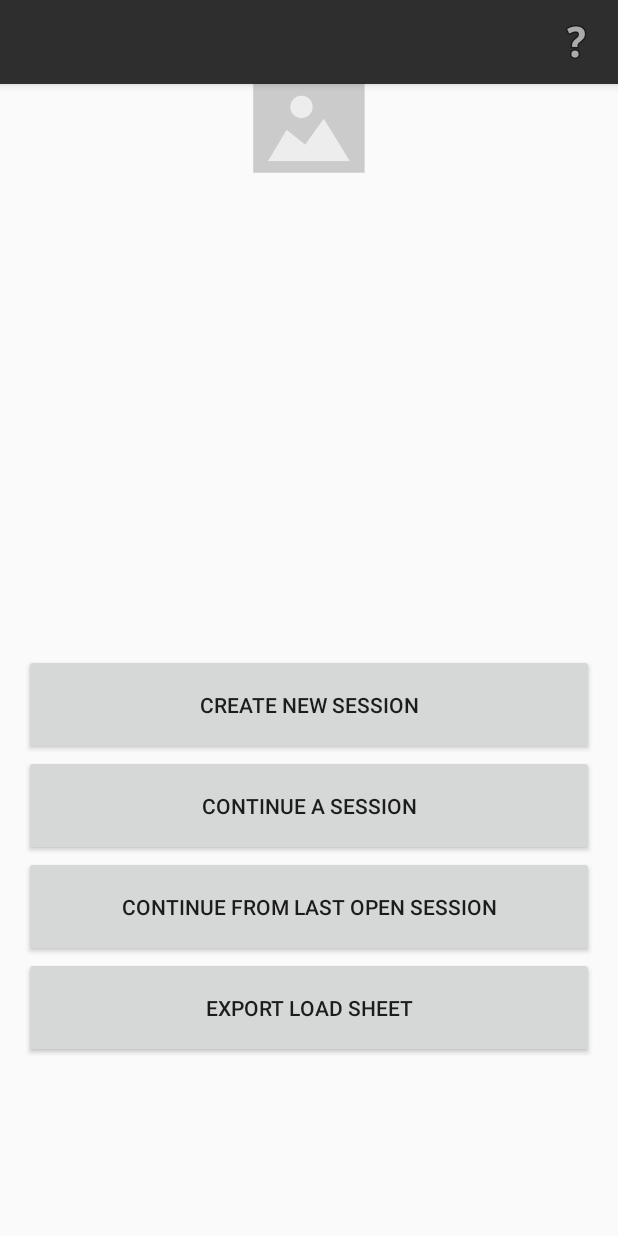
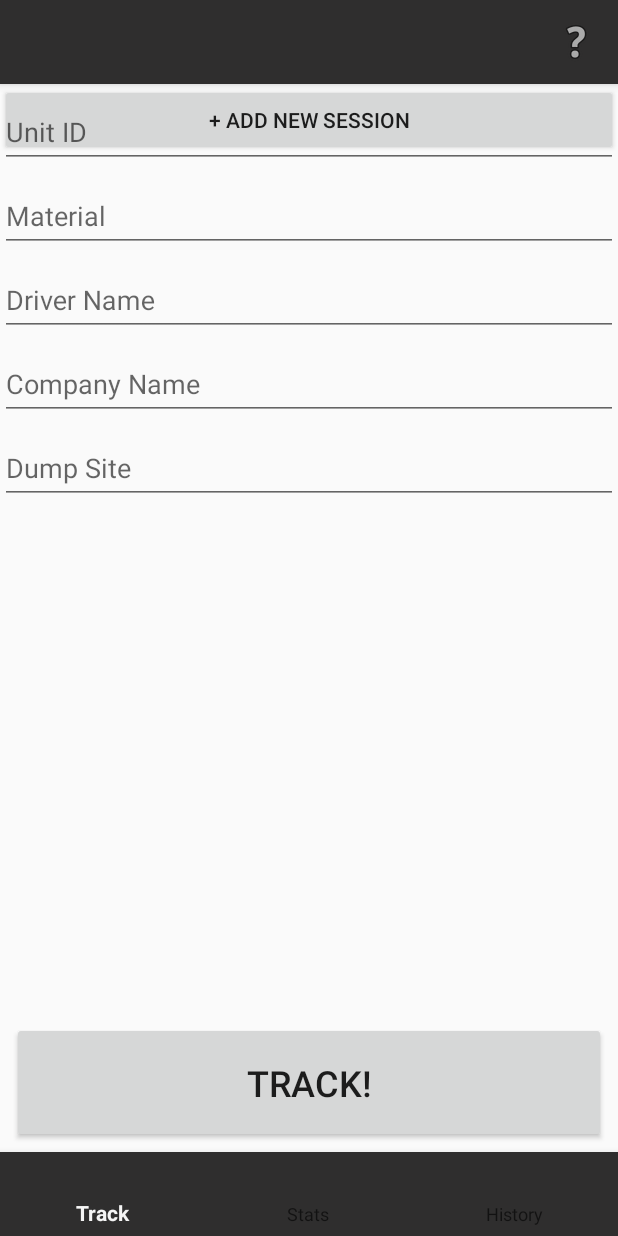
Before and after one commit to nabramyk/LoadTracker-android, an Android app: the screen it shows after launch (MainActivity), on a phone screen of 412 x 824 dp. Run offline under Robolectric (Android 15) with nearby library versions, the phone set to English and light mode, and no system bars; our stand-ins replace Room's generated code.

Commit message:
Consolidating a bunch of functionality into the main activity.

```diff
--- a/app/build.gradle
+++ b/app/build.gradle
@@ -59,6 +59,7 @@ android {
 }
 
 dependencies {
+    implementation 'androidx.legacy:legacy-support-v4:1.0.0'
     def room_version = "2.5.2"
 
     implementation "androidx.room:room-runtime:$room_version"
@@ -76,6 +77,7 @@ dependencies {
     implementation 'androidx.lifecycle:lifecycle-viewmodel-ktx:2.6.2'
     implementation 'androidx.activity:activity-ktx:1.7.2'
     implementation 'androidx.fragment:fragment-ktx:1.6.1'
+    implementation 'androidx.lifecycle:lifecycle-livedata-ktx:2.4.0'
     implementation 'com.google.android.material:material:1.9.0'
 
     implementation 'org.jetbrains.kotlinx:kotlinx-coroutines-core:1.6.1'
--- a/app/src/main/java/com/example/nathan/loadtracker/core/database/dao/JobSessionDao.kt
+++ b/app/src/main/java/com/example/nathan/loadtracker/core/database/dao/JobSessionDao.kt
@@ -14,6 +14,7 @@ interface JobSessionDao {
     @Insert
     suspend fun add(jobSession: JobSession): Long
 
+    @Transaction
     @Query("SELECT * FROM jobsession WHERE id=:jobSessionId")
     suspend fun getJobSessionById(jobSessionId: Long): JobSessionWithLoads
 
--- a/app/src/main/java/com/example/nathan/loadtracker/ui/activities/MainActivity.kt
+++ b/app/src/main/java/com/example/nathan/loadtracker/ui/activities/MainActivity.kt
@@ -8,27 +8,36 @@ import android.text.Editable
 import android.text.TextUtils
 import android.text.TextWatcher
 import android.view.Menu
+import androidx.activity.viewModels
+import androidx.fragment.app.Fragment
+import androidx.fragment.app.FragmentManager
+import androidx.fragment.app.FragmentStatePagerAdapter
 import androidx.lifecycle.Lifecycle
-import androidx.lifecycle.ViewModelProvider
 import androidx.lifecycle.lifecycleScope
 import androidx.lifecycle.repeatOnLifecycle
+import androidx.viewpager.widget.PagerAdapter
+import androidx.viewpager.widget.ViewPager
 import com.example.nathan.loadtracker.R
 import com.example.nathan.loadtracker.databinding.ActivityMainBinding
 import com.example.nathan.loadtracker.databinding.CreateSessionDialogBinding
 import com.example.nathan.loadtracker.ui.viewmodels.MainViewModel
-import com.example.nathan.loadtracker.ui.viewmodels.TrackingViewModel
 import kotlinx.coroutines.launch
 
 class MainActivity : AppCompatActivity() {
 
     private lateinit var binding: ActivityMainBinding
-    private val viewModel: MainViewModel by lazy {
-        ViewModelProvider(this, MainViewModel.Factory(application))[MainViewModel::class.java]
-    }
+    private lateinit var vAdapter : TrackingPagerAdapter
+
+    private val viewModel: MainViewModel by viewModels { MainViewModel.Factory(application) }
 
     override fun onCreate(savedInstanceState: Bundle?) {
         super.onCreate(savedInstanceState)
         binding = ActivityMainBinding.inflate(layoutInflater)
+
+        // The viewModel won't be instantiated before the fragments unless I do it explicitly
+        // Why?! Why God!? Why!?
+        // TODO: Fix this bullshit
+        viewModel
 
         setContentView(binding.root)
 
@@ -41,8 +50,44 @@ class MainActivity : AppCompatActivity() {
             }
         }
 
-        binding.buttonContinueSession.setOnClickListener { startActivity(Intent(this, JobSessionsActivity::class.java)) }
         binding.buttonExport.setOnClickListener { startActivity(Intent(this, ExportActivity::class.java)) }
+
+        vAdapter = TrackingPagerAdapter(supportFragmentManager)
+        binding.vPager.adapter = vAdapter
+        binding.vPager.currentItem = Tab.TRACKING.ordinal
+
+        binding.vPager.addOnPageChangeListener(object : ViewPager.OnPageChangeListener {
+            override fun onPageScrollStateChanged(state: Int) {}
+
+            override fun onPageScrolled(position: Int, positionOffset: Float, positionOffsetPixels: Int) {}
+
+            override fun onPageSelected(position: Int) {
+                binding.bottomNavigation.selectedItemId = when (position) {
+                    0 -> R.id.fragment_track
+                    1 -> R.id.fragment_stats
+                    else -> R.id.fragment_history
+                }
+            }
+        })
+
+        binding.bottomNavigation.setOnNavigationItemSelectedListener {
+            vAdapter.notifyDataSetChanged()
+            when(it.itemId) {
+                R.id.fragment_track -> {
+                    binding.vPager.setCurrentItem(0, true)
+                    true
+                }
+                R.id.fragment_stats -> {
+                    binding.vPager.setCurrentItem(1, true)
+                    true
+                }
+                R.id.fragment_history -> {
+                    binding.vPager.setCurrentItem(2, true)
+                    true
+                }
+                else -> true
+            }
+        }
     }
 
     override fun onCreateOptionsMenu(menu: Menu?): Boolean {
@@ -90,11 +135,31 @@ class MainActivity : AppCompatActivity() {
                 .Builder(this@MainActivity)
                 .setMessage("Start this session now?")
                 .setPositiveButton("Yes") { _, _ ->
-                    startActivity(Intent(this, TrackingActivity::class.java)
-                            .putExtra("job_session_id", viewModel.newJobSessionId))
+
                 }
                 .setNegativeButton("No") { dialog, _ -> dialog.cancel() }
                 .create()
                 .show()
     }
+
+    enum class Tab {
+        TRACKING,
+        STATS,
+        HISTORY
+    }
+
+    inner class TrackingPagerAdapter(fragmentManager: FragmentManager) : FragmentStatePagerAdapter(fragmentManager) {
+        override fun getItem(position: Int): Fragment = when (position) {
+            Tab.TRACKING.ordinal -> TrackLoadFragment()
+            Tab.STATS.ordinal -> StatisticsFragment()
+            Tab.HISTORY.ordinal -> TrackingHistoryFragment()
+            else -> throw IndexOutOfBoundsException("Fragment not found")
+        }
+
+        override fun getCount(): Int = Tab.values().size
+
+        override fun getItemPosition(`object`: Any): Int {
+            return PagerAdapter.POSITION_NONE
+        }
+    }
 }
--- a/app/src/main/java/com/example/nathan/loadtracker/ui/activities/TrackingHistoryFragment.kt
+++ b/app/src/main/java/com/example/nathan/loadtracker/ui/activities/TrackingHistoryFragment.kt
@@ -6,11 +6,10 @@ import android.view.View
 import android.view.ViewGroup
 import androidx.fragment.app.Fragment
 import androidx.fragment.app.activityViewModels
-import androidx.lifecycle.ViewModelProvider
 import androidx.recyclerview.widget.LinearLayoutManager
 import com.example.nathan.loadtracker.databinding.FragmentTrackingHistoryBinding
 import com.example.nathan.loadtracker.ui.arrayadapters.TrackingHistoryAdapter
-import com.example.nathan.loadtracker.ui.viewmodels.TrackingViewModel
+import com.example.nathan.loadtracker.ui.viewmodels.MainViewModel
 
 class TrackingHistoryFragment : Fragment() {
 
@@ -18,7 +17,7 @@ class TrackingHistoryFragment : Fragment() {
     private var _binding: FragmentTrackingHistoryBinding? = null
     private val binding get() = _binding!!
 
-    private val viewModel: TrackingViewModel by activityViewModels()
+    private val viewModel: MainViewModel by activityViewModels()
 
     override fun onCreate(savedInstanceState: Bundle?) {
         super.onCreate(savedInstanceState)
--- a/app/src/main/java/com/example/nathan/loadtracker/ui/viewmodels/MainViewModel.kt
+++ b/app/src/main/java/com/example/nathan/loadtracker/ui/viewmodels/MainViewModel.kt
@@ -1,27 +1,90 @@
 package com.example.nathan.loadtracker.ui.viewmodels
 
 import android.app.Application
+import android.content.Context
+import androidx.lifecycle.LiveData
+import androidx.lifecycle.MutableLiveData
 import androidx.lifecycle.ViewModel
 import androidx.lifecycle.ViewModelProvider
 import androidx.lifecycle.viewModelScope
+import com.example.nathan.loadtracker.core.database.entities.JobSessionWithLoads
 import com.example.nathan.loadtracker.core.repository.LoadTrackerRepository
 import kotlinx.coroutines.Dispatchers
 import kotlinx.coroutines.launch
 import java.lang.IllegalArgumentException
+import java.util.Calendar
 
-class MainViewModel(application: Application): ViewModel() {
-    private val loadTrackerRepository = LoadTrackerRepository(application)
-    var newJobSessionId: Long = 0
+class MainViewModel(application: Application) : ViewModel() {
+    private val _repository = LoadTrackerRepository(application)
+    private val _preferences = application.getSharedPreferences(
+        "com.example.nathan.loadtracker",
+        Context.MODE_PRIVATE
+    )
+
+    private val _mutableJobSession: MutableLiveData<JobSessionWithLoads> = MutableLiveData()
+
+    val selectedJobSession: LiveData<JobSessionWithLoads> get() = _mutableJobSession
+    val persistentDriverName: String = _preferences.getString("name", "") ?: ""
+    val persistentCompanyName: String = _preferences.getString("company", "") ?: ""
+
+    init {
+        viewModelScope.launch {
+            _mutableJobSession.value =
+                _repository
+                    .getJobSessionById(
+                        _preferences
+                            .getLong(
+                                "lastSelectedJobSessionId",
+                                0L
+                            )
+                    )
+        }
+    }
+
+    /**
+     * Retrieve the selected job session from the db, and store the id in the shared preferences
+     * so that the session can be automatically restored the next time the app is opened
+     */
+    fun selectJobSession(jobSessionId: Long) {
+        viewModelScope.launch(Dispatchers.IO) {
+            _mutableJobSession
+                .postValue(
+                    _repository
+                        .getJobSessionById(jobSessionId)
+                ).also {
+                    _preferences.edit().putLong("lastSelectedJobSessionId", jobSessionId)
+                }
+        }
+    }
+
+    fun addLoad(
+        driver: String,
+        unitId: String,
+        material: String,
+        companyName: String?
+    ) {
+        val c = Calendar.getInstance()
+        viewModelScope.launch(Dispatchers.IO) {
+            _repository.addLoad(
+                driver,
+                unitId,
+                material,
+                c.time,
+                companyName,
+                selectedJobSession.value!!.jobSession.id
+            )
+        }
+    }
 
     fun addJobSession(jobTitle: String) {
         viewModelScope.launch(Dispatchers.IO) {
-            newJobSessionId = loadTrackerRepository.addJobSession(
+            _repository.addJobSession(
                 jobTitle = jobTitle
             )
         }
     }
 
-    class Factory(val app: Application): ViewModelProvider.Factory {
+    class Factory(val app: Application) : ViewModelProvider.Factory {
         override fun <T : ViewModel> create(modelClass: Class<T>): T {
             if (modelClass.isAssignableFrom(MainViewModel::class.java)) {
                 @Suppress("UNCHECKED_CAST")
--- a/app/src/main/res/layout/activity_main.xml
+++ b/app/src/main/res/layout/activity_main.xml
@@ -1,83 +1,106 @@
 <?xml version="1.0" encoding="utf-8"?>
 <androidx.constraintlayout.widget.ConstraintLayout xmlns:android="http://schemas.android.com/apk/res/android"
     xmlns:app="http://schemas.android.com/apk/res-auto"
+    xmlns:tool="http://schemas.android.com/tools"
     android:layout_width="match_parent"
     android:layout_height="match_parent">
 
     <androidx.appcompat.widget.Toolbar
         android:id="@+id/toolbar"
-        android:layout_width="match_parent"
+        android:layout_width="0dp"
         android:layout_height="wrap_content"
         android:background="@color/colorPrimary"
         android:elevation="4dp"
         android:theme="@style/ThemeOverlay.AppCompat.ActionBar"
-        app:titleTextColor="@color/textPrimary"
         app:layout_constraintEnd_toEndOf="parent"
         app:layout_constraintStart_toStartOf="parent"
         app:layout_constraintTop_toTopOf="parent"
-        app:popupTheme="@style/ThemeOverlay.AppCompat.Light" />
+        app:popupTheme="@style/ThemeOverlay.AppCompat.Light"
+        app:titleTextColor="@color/textPrimary" />
 
-    <ImageView
-        android:id="@+id/ivLogo"
-        android:src="@drawable/ic_placeholder"
-        android:layout_width="0dp"
+    <androidx.slidingpanelayout.widget.SlidingPaneLayout
+        android:layout_width="match_parent"
         android:layout_height="wrap_content"
-        app:layout_constraintTop_toBottomOf="@id/toolbar"
+        app:layout_constraintTop_toBottomOf="@id/toolbar">
+
+        <androidx.appcompat.widget.LinearLayoutCompat
+            android:layout_width="match_parent"
+            android:layout_height="wrap_content"
+            android:orientation="vertical">
+
+            <androidx.appcompat.widget.AppCompatButton
+                android:layout_width="match_parent"
+                android:layout_height="wrap_content"
+                android:text="+ Add New Session" />
+
+            <androidx.recyclerview.widget.RecyclerView
+                android:layout_width="match_parent"
+                android:layout_height="wrap_content"
+                tool:itemCount="5" />
+
+        </androidx.appcompat.widget.LinearLayoutCompat>
+
+    </androidx.slidingpanelayout.widget.SlidingPaneLayout>
+
+    <androidx.coordinatorlayout.widget.CoordinatorLayout
+        android:id="@+id/coordinator"
+        android:layout_width="match_parent"
+        android:layout_height="0dp"
+        app:layout_constraintBottom_toTopOf="@id/bottom_navigation"
+        app:layout_constraintTop_toBottomOf="@id/toolbar">
+
+        <androidx.viewpager.widget.ViewPager
+            android:id="@+id/vPager"
+            android:layout_width="match_parent"
+            android:layout_height="match_parent" />
+
+    </androidx.coordinatorlayout.widget.CoordinatorLayout>
+
+    <com.google.android.material.bottomnavigation.BottomNavigationView
+        android:id="@+id/bottom_navigation"
+        android:layout_width="match_parent"
+        android:layout_height="wrap_content"
+        android:background="@color/colorPrimary"
+        app:layout_constraintBottom_toBottomOf="parent"
+        app:layout_constraintEnd_toEndOf="parent"
         app:layout_constraintStart_toStartOf="parent"
-        app:layout_constraintEnd_toEndOf="parent" />
+        app:menu="@menu/tracking_activity_menu">
+
+    </com.google.android.material.bottomnavigation.BottomNavigationView>
+
+    <com.google.android.material.navigation.NavigationView
+        android:layout_width="wrap_content"
+        android:layout_height="match_parent"
+        android:visibility="invisible"
+        app:layout_constraintEnd_toEndOf="parent">
+
+        <androidx.constraintlayout.widget.ConstraintLayout
+            android:layout_width="match_parent"
+            android:layout_height="match_parent">
 
             <Button
                 android:id="@+id/button_create_session"
-        android:layout_width="0dp"
+                android:layout_width="match_parent"
                 android:layout_height="wrap_content"
-        android:layout_marginEnd="16dp"
-        android:layout_marginStart="16dp"
+                android:paddingTop="24dp"
                 android:paddingBottom="24dp"
-        android:paddingTop="24dp"
                 android:text="@string/create_session"
                 app:layout_constraintBottom_toBottomOf="parent"
                 app:layout_constraintEnd_toEndOf="parent"
                 app:layout_constraintStart_toStartOf="parent"
-        app:layout_constraintTop_toBottomOf="@id/ivLogo" />
-
-    <Button
-        android:id="@+id/button_continue_session"
-        android:layout_width="0dp"
-        android:layout_height="wrap_content"
-        android:layout_marginEnd="16dp"
-        android:layout_marginStart="16dp"
-        android:paddingBottom="24dp"
-        android:paddingTop="24dp"
-        android:text="@string/continue_session"
-        app:layout_constraintEnd_toEndOf="parent"
-        app:layout_constraintStart_toStartOf="parent"
-        app:layout_constraintTop_toBottomOf="@+id/button_create_session"
-        app:layout_constraintVertical_chainStyle="spread_inside" />
-
-    <Button
-        android:id="@+id/button_continue_last_session"
-        android:layout_width="0dp"
-        android:layout_height="wrap_content"
-        android:layout_marginEnd="16dp"
-        android:layout_marginStart="16dp"
-        android:paddingBottom="24dp"
-        android:paddingTop="24dp"
-        android:text="Continue From Last Open Session"
-        app:layout_constraintEnd_toEndOf="parent"
-        app:layout_constraintStart_toStartOf="parent"
-        app:layout_constraintTop_toBottomOf="@+id/button_continue_session" />
+                app:layout_constraintTop_toTopOf="parent" />
 
             <Button
                 android:id="@+id/button_export"
                 android:layout_width="0dp"
                 android:layout_height="wrap_content"
-        android:layout_marginEnd="16dp"
-        android:layout_marginStart="16dp"
-        android:paddingBottom="24dp"
-        android:paddingTop="24dp"
                 android:text="@string/export"
                 app:layout_constraintEnd_toEndOf="parent"
                 app:layout_constraintStart_toStartOf="parent"
-        app:layout_constraintTop_toBottomOf="@+id/button_continue_last_session" />
+                app:layout_constraintTop_toBottomOf="@+id/button_create_session" />
 
         </androidx.constraintlayout.widget.ConstraintLayout>
+
+    </com.google.android.material.navigation.NavigationView>
+
+</androidx.constraintlayout.widget.ConstraintLayout>
--- a/app/src/main/res/layout/fragment_load_tracking.xml
+++ b/app/src/main/res/layout/fragment_load_tracking.xml
@@ -4,8 +4,7 @@
     xmlns:tools="http://schemas.android.com/tools"
     android:layout_width="match_parent"
     android:layout_height="match_parent"
-    android:parentActivityName="com.example.nathan.loadtracker.MainActivity"
-    tools:context=".ui.activities.TrackingActivity">
+    android:parentActivityName="com.example.nathan.loadtracker.MainActivity">
 
     <ScrollView
         android:layout_width="match_parent"
```
Also changed, not shown: app/src/main/AndroidManifest.xml (+0 -7 lines), app/src/main/java/com/example/nathan/loadtracker/ui/activities/JobSessionsActivity.kt (+12 -12 lines), app/src/main/java/com/example/nathan/loadtracker/ui/activities/StatisticsFragment.kt (+9 -11 lines), app/src/main/java/com/example/nathan/loadtracker/ui/activities/TrackLoadFragment.kt (+6 -16 lines), app/src/main/java/com/example/nathan/loadtracker/ui/activities/TrackingActivity.kt (deleted, +0 -96 lines), app/src/main/java/com/example/nathan/loadtracker/ui/viewmodels/TrackingViewModel.kt (deleted, +0 -55 lines). Lines whose indentation alone changed are shown as unchanged.
